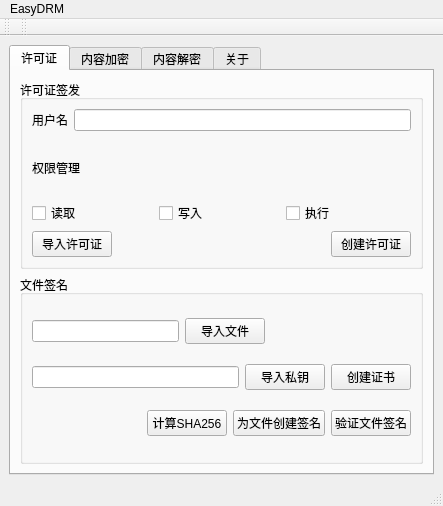
The window that mainwindow.ui (LittleAO1179/EasyDRM) describes before a commit, drawn with Qt 5.
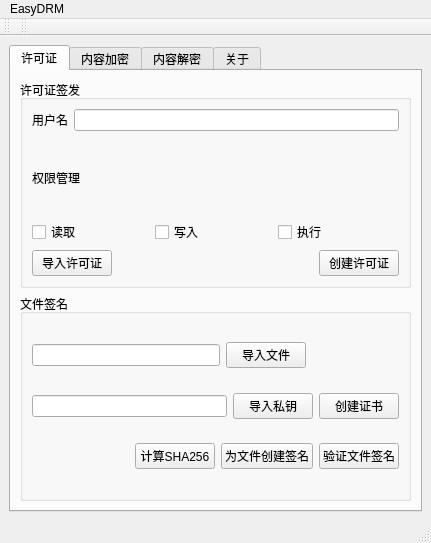
The same window after the commit.

The edit to the form file:
```diff
--- a/mainwindow.ui
+++ b/mainwindow.ui
@@ -6,8 +6,8 @@
    <rect>
     <x>0</x>
     <y>0</y>
-    <width>443</width>
-    <height>506</height>
+    <width>431</width>
+    <height>543</height>
    </rect>
   </property>
   <property name="windowTitle">
@@ -150,10 +150,13 @@
                <property name="orientation">
                 <enum>Qt::Orientation::Horizontal</enum>
                </property>
+               <property name="sizeType">
+                <enum>QSizePolicy::Policy::Fixed</enum>
+               </property>
                <property name="sizeHint" stdset="0">
                 <size>
-                 <width>40</width>
-                 <height>20</height>
+                 <width>93</width>
+                 <height>28</height>
                 </size>
                </property>
               </spacer>
@@ -595,7 +598,7 @@
     <rect>
      <x>0</x>
      <y>0</y>
-     <width>443</width>
+     <width>431</width>
      <height>33</height>
     </rect>
    </property>
```
